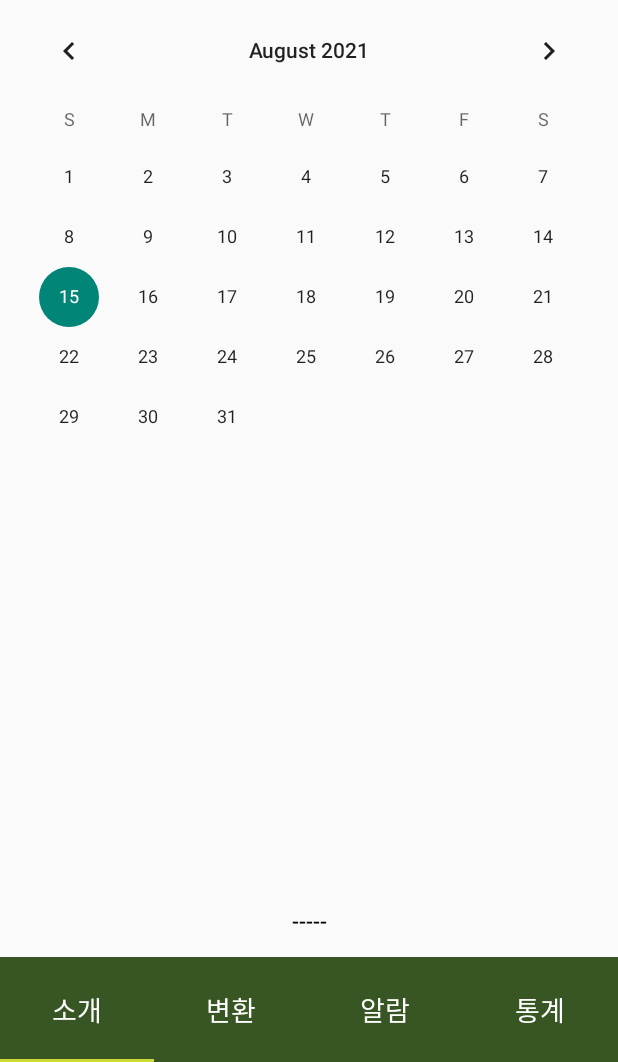
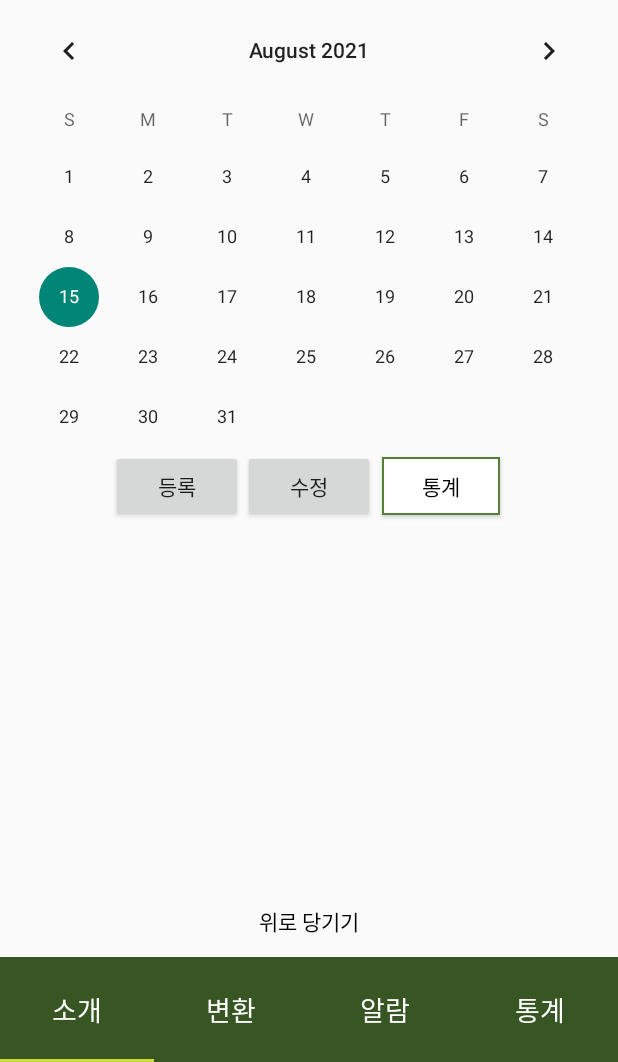
Before and after one commit to MinYeongPark/Ecoworker, an Android app: the fragment fragment_stat placed in its activity, on a phone screen of 412 x 824 dp, the part 174-1236 px from its top. Run offline under Robolectric (Android 15) with nearby library versions, the phone set to English and light mode, and no system bars; network calls fail.

Commit message:
Add Stat feat

```diff
--- a/app/src/main/java/org/techtown/ecoworker/MainActivity.java
+++ b/app/src/main/java/org/techtown/ecoworker/MainActivity.java
@@ -3,6 +3,7 @@ package org.techtown.ecoworker;
 import androidx.annotation.NonNull;
 import androidx.appcompat.app.AppCompatActivity;
 
+import android.content.Intent;
 import android.media.Image;
 import android.os.Bundle;
 import android.view.View;
@@ -14,6 +15,7 @@ import com.google.android.material.tabs.TabLayout;
 import org.techtown.ecoworker.alarm.fragment_alarm;
 import org.techtown.ecoworker.change.fragment_change;
 import org.techtown.ecoworker.intro.fragment_intro;
+import org.techtown.ecoworker.login.LoginActivity;
 import org.techtown.ecoworker.stat.fragment_stat;
 
 public class MainActivity extends AppCompatActivity {
--- a/app/src/main/java/org/techtown/ecoworker/stat/fragment_stat.java
+++ b/app/src/main/java/org/techtown/ecoworker/stat/fragment_stat.java
@@ -1,27 +1,77 @@
 package org.techtown.ecoworker.stat;
 
-import android.app.AlertDialog;
-import android.content.DialogInterface;
+import android.annotation.SuppressLint;
+import android.app.DatePickerDialog;
+import android.content.Context;
+import android.content.Intent;
 import android.os.Bundle;
 import android.view.LayoutInflater;
 import android.view.View;
 import android.view.ViewGroup;
-import android.widget.ArrayAdapter;
 import android.widget.Button;
-import android.widget.ImageButton;
-import android.widget.Spinner;
+import android.widget.CalendarView;
+import android.widget.DatePicker;
+import android.widget.TextView;
 
 import androidx.annotation.NonNull;
-import androidx.annotation.Nullable;
 import androidx.fragment.app.Fragment;
 
+import org.techtown.ecoworker.DateModActivity;
+import org.techtown.ecoworker.DateNewActivity;
 import org.techtown.ecoworker.R;
+import org.techtown.ecoworker.SharedPreferenceUtil;
+import org.techtown.ecoworker.StatActivity;
 
 public class fragment_stat extends Fragment {
+
+    Context context;
+    CalendarView calendarView2;
+    Button chartOpen;
+    Button dateNew;
+    Button dateMod;
+    TextView nowDate;
+
+
     @Override
     public View onCreateView(LayoutInflater inflater, ViewGroup container, Bundle savedInstanceState) {
         ViewGroup rootview = (ViewGroup) inflater.inflate(R.layout.fragment_stat, container, false);
 
+        final TextView nowDate = rootview.findViewById(R.id.nowDate);
+        CalendarView calendarView2 = rootview.findViewById(R.id.calendarView2);
+        calendarView2.setOnDateChangeListener(new CalendarView.OnDateChangeListener() {
+       @Override
+       public void onSelectedDayChange(@NonNull CalendarView calendarView, int year, int month, int dayOfMonth) {
+           month += 1;
+           nowDate.setText(String.format("%d년 %d월 %d일", year, month, dayOfMonth));
+       }
+   });
+
+        chartOpen = (Button) rootview.findViewById(R.id.chartOpen);
+        chartOpen.setOnClickListener(new View.OnClickListener() {
+            public void onClick(View v) {
+                Intent intent = new Intent(getActivity(), StatActivity.class);
+                startActivity(intent);
+            }
+        });
+
+        dateNew = (Button) rootview.findViewById(R.id.dateNew);
+        dateNew.setOnClickListener(new View.OnClickListener() {
+            public void onClick(View v) {
+                Intent intent = new Intent(getActivity(), DateNewActivity.class);
+                startActivity(intent);
+            }
+        });
+
+        dateMod = (Button) rootview.findViewById(R.id.dateMod);
+        dateMod.setOnClickListener(new View.OnClickListener() {
+            public void onClick(View v) {
+                Intent intent = new Intent(getActivity(), DateModActivity.class);
+                startActivity(intent);
+            }
+        });
+
+
+
         return rootview;
+        }
     }
-}
--- a/app/src/main/res/layout/fragment_stat.xml
+++ b/app/src/main/res/layout/fragment_stat.xml
@@ -1,6 +1,7 @@
 <LinearLayout
     xmlns:android="http://schemas.android.com/apk/res/android"
     xmlns:tools="http://schemas.android.com/tools"
+    android:id="@+id/baseLayout"
     android:layout_width="match_parent"
     android:layout_height="match_parent"
     android:orientation="vertical">
@@ -8,7 +9,33 @@
     <CalendarView
         android:id="@+id/calendarView2"
         android:layout_width="match_parent"
-        android:layout_height="wrap_content"/>
+        android:layout_height="300dp"/>
+
+    <LinearLayout
+        android:layout_width="wrap_content"
+        android:layout_height="wrap_content"
+        android:layout_gravity="center"
+        android:orientation="horizontal">
+
+        <Button
+            android:id="@+id/dateNew"
+            android:layout_width="wrap_content"
+            android:layout_height="wrap_content"
+            android:layout_gravity="center"
+            android:text="등록"/>
+        <Button
+            android:id="@+id/dateMod"
+            android:layout_width="wrap_content"
+            android:layout_height="wrap_content"
+            android:text="수정"/>
+        <Button
+            android:id="@+id/chartOpen"
+            android:layout_width="wrap_content"
+            android:layout_height="wrap_content"
+            android:background="@drawable/green_line"
+            android:text="통계"
+            android:textColor="@android:color/black" />
+    </LinearLayout>
 
     <SlidingDrawer
         android:id="@+id/slidingDrawer"
@@ -22,16 +49,20 @@
         android:layout_width="wrap_content"
         android:layout_height="wrap_content"
         android:background="#00000000"
-            android:text="-----"
+        android:text="위로 당기기"
         android:textColor="@color/black"/>
-
         <LinearLayout
             android:id="@+id/content"
             android:layout_width="match_parent"
-            android:layout_height="500dp"
+            android:layout_height="match_parent"
             android:background="#e1efd8"
-            android:gravity="center"
-            android:orientation="vertical">
+            android:orientation="horizontal">
+            <TextView
+                android:id="@+id/nowDate"
+                android:layout_width="wrap_content"
+                android:layout_height="wrap_content"
+                android:textColor="@color/black"
+                android:textSize="20dp"/>
         </LinearLayout>
     </SlidingDrawer>
 </LinearLayout>
```
Also changed, not shown: app/build.gradle (+5 -3 lines), app/src/main/AndroidManifest.xml (+8 -0 lines), app/src/main/java/org/techtown/ecoworker/DateModActivity.java (added, +24 -0 lines), app/src/main/java/org/techtown/ecoworker/DateNewActivity.java (added, +135 -0 lines), app/src/main/java/org/techtown/ecoworker/StatActivity.java (added, +72 -0 lines), app/src/main/res/drawable/rect.xml (added, +25 -0 lines), app/src/main/res/layout/activity_datemod.xml (added, +14 -0 lines), app/src/main/res/layout/activity_datenew.xml (added, +175 -0 lines), app/src/main/res/layout/activity_stat.xml (added, +25 -0 lines). Lines whose indentation alone changed are shown as unchanged.
